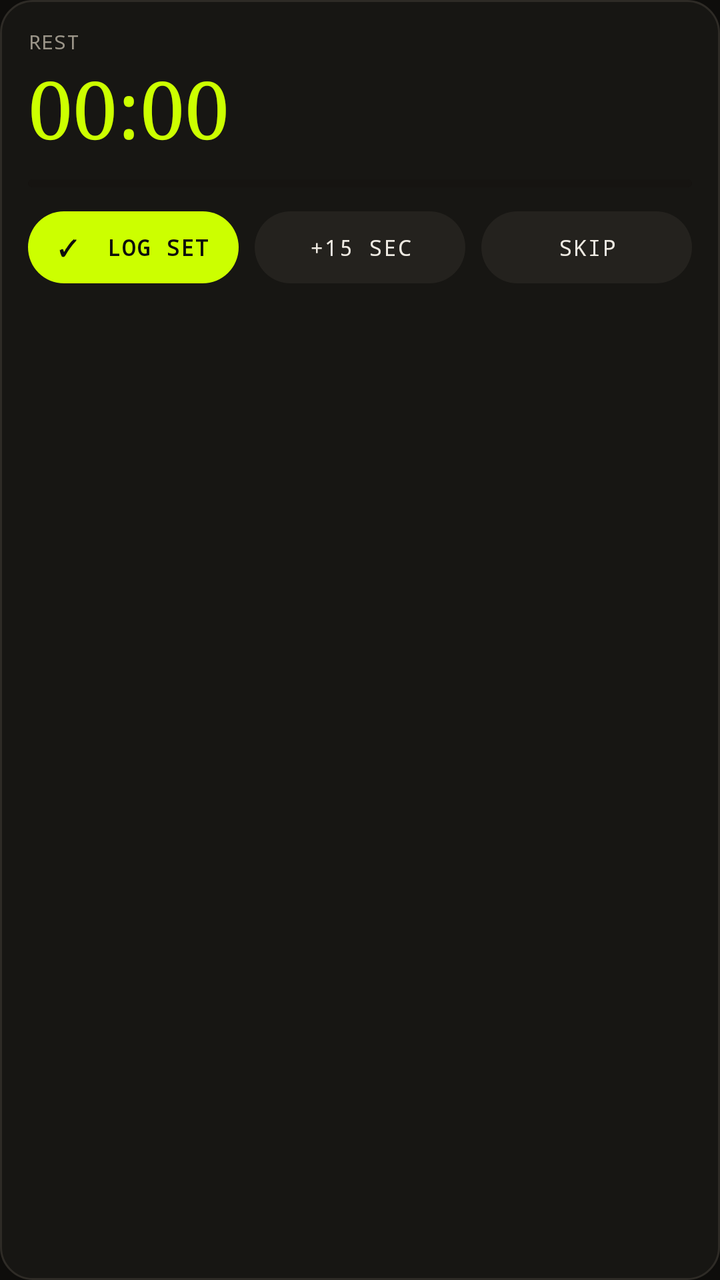
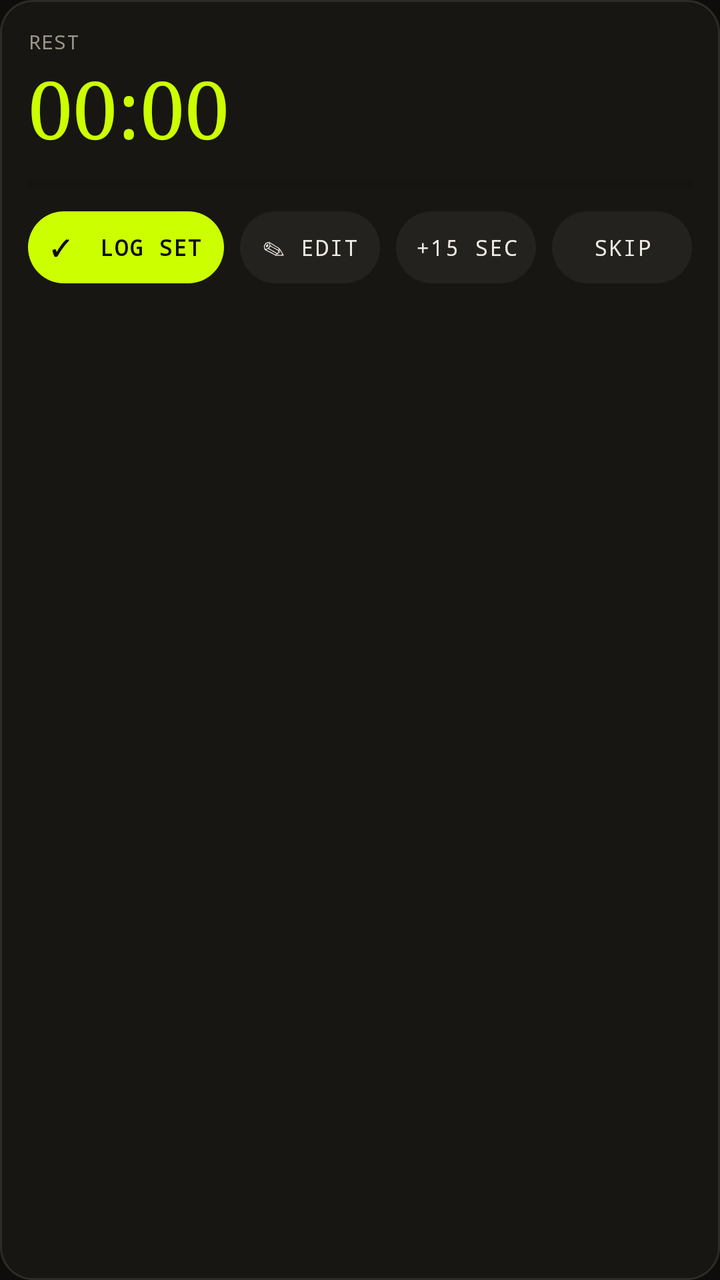

An Android layout rendered at two revisions. The XML below is the earlier revision; the diff shows what the commit changed to produce the second picture.
<!-- AndroidManifest.xml: application theme Theme.Forge -->
<!-- res/layout/notif_rest.xml -->
<?xml version="1.0" encoding="utf-8"?>
<LinearLayout xmlns:android="http://schemas.android.com/apk/res/android"
    android:id="@+id/root" android:layout_width="match_parent" android:layout_height="wrap_content"
    android:orientation="vertical" android:background="@drawable/notif_bg" android:padding="14dp">

    <TextView android:id="@+id/kicker" android:layout_width="wrap_content" android:layout_height="wrap_content"
        android:fontFamily="monospace" android:textSize="10sp" android:letterSpacing="0.04" android:textColor="@color/forge_muted" android:text="REST" />

    <LinearLayout android:layout_width="match_parent" android:layout_height="wrap_content" android:orientation="horizontal"
        android:gravity="center_vertical">
        
        <Chronometer android:id="@+id/timer" android:layout_width="wrap_content" android:layout_height="wrap_content"
            android:fontFamily="serif" android:textSize="40sp" android:textColor="@color/forge_lime" android:maxLines="1" />
        <LinearLayout android:layout_width="0dp" android:layout_weight="1" android:layout_height="wrap_content" android:orientation="vertical"
            android:layout_marginStart="12dp" android:gravity="end">
            <TextView android:id="@+id/next_label" android:layout_width="wrap_content" android:layout_height="wrap_content"
                android:fontFamily="monospace" android:textSize="9sp" android:letterSpacing="0.04" android:textColor="@color/forge_muted"
                android:maxLines="1" android:ellipsize="end" />
            <TextView android:id="@+id/next_values" android:layout_width="wrap_content" android:layout_height="wrap_content"
                android:fontFamily="monospace" android:textSize="13sp" android:textColor="@color/forge_text" android:maxLines="1" android:ellipsize="end" />
            <TextView android:id="@+id/next_name" android:layout_width="wrap_content" android:layout_height="wrap_content"
                android:textSize="11sp" android:textColor="@color/forge_muted" android:maxLines="1" android:ellipsize="end" />
        </LinearLayout>
    </LinearLayout>

    <ProgressBar android:id="@+id/progress" style="@android:style/Widget.ProgressBar.Horizontal"
        android:layout_width="match_parent" android:layout_height="4dp" android:layout_marginTop="10dp"
        android:max="1000" android:progressDrawable="@drawable/notif_progress" />

    <LinearLayout android:layout_width="match_parent" android:layout_height="wrap_content" android:orientation="horizontal"
        android:layout_marginTop="12dp">
        <TextView android:id="@+id/log" android:layout_width="0dp" android:layout_weight="1" android:layout_height="36dp"
            android:background="@drawable/notif_pill_lime" android:gravity="center" android:fontFamily="monospace" android:textSize="11sp"
            android:letterSpacing="0.06" android:textColor="@color/forge_bg" android:textStyle="bold" android:text="✓  LOG SET" android:maxLines="1" />
        <TextView android:id="@+id/plus15" android:layout_width="0dp" android:layout_weight="1" android:layout_height="36dp"
            android:layout_marginStart="8dp" android:background="@drawable/notif_pill" android:gravity="center" android:fontFamily="monospace"
            android:textSize="11sp" android:letterSpacing="0.06" android:textColor="@color/forge_text" android:text="+15 SEC" android:maxLines="1" />
        <TextView android:id="@+id/skip" android:layout_width="0dp" android:layout_weight="1" android:layout_height="36dp"
            android:layout_marginStart="8dp" android:background="@drawable/notif_pill" android:gravity="center" android:fontFamily="monospace"
            android:textSize="11sp" android:letterSpacing="0.06" android:textColor="@color/forge_text" android:text="SKIP" android:maxLines="1" />
    </LinearLayout>
</LinearLayout>
<!-- resources referenced by this layout -->
<resources>
  <color name="forge_bg">#0E0D0B</color>
  <color name="forge_lime">#CCFF00</color>
  <color name="forge_muted">#9A9488</color>
  <color name="forge_text">#EEEAE2</color>
  <!-- drawable notif_bg (drawable) -->
  <?xml version="1.0" encoding="utf-8"?>
  <shape xmlns:android="http://schemas.android.com/apk/res/android" android:shape="rectangle">
      <solid android:color="@color/forge_surface" />
      <stroke android:width="1dp" android:color="@color/forge_border" />
      <corners android:radius="16dp" />
  </shape>
  <!-- drawable notif_pill (drawable) -->
  <?xml version="1.0" encoding="utf-8"?>
  <shape xmlns:android="http://schemas.android.com/apk/res/android" android:shape="rectangle">
      <solid android:color="@color/forge_surface2" />
      <corners android:radius="100dp" />
  </shape>
  <!-- drawable notif_pill_lime (drawable) -->
  <?xml version="1.0" encoding="utf-8"?>
  <shape xmlns:android="http://schemas.android.com/apk/res/android" android:shape="rectangle">
      <solid android:color="@color/forge_lime" />
      <corners android:radius="100dp" />
  </shape>
  <!-- drawable notif_progress (drawable) -->
  <?xml version="1.0" encoding="utf-8"?>
  <layer-list xmlns:android="http://schemas.android.com/apk/res/android">
      <item android:id="@android:id/background">
          <shape><solid android:color="@color/forge_ink_faint" /><corners android:radius="2dp" /></shape>
      </item>
      <item android:id="@android:id/progress">
          <clip><shape><solid android:color="@color/forge_bg" /><corners android:radius="2dp" /></shape></clip>
      </item>
  </layer-list>
  <style name="Theme.Forge" parent="android:Theme.Material.NoActionBar">
          <item name="android:windowBackground">@color/forge_bg</item>
          <item name="android:statusBarColor">@android:color/transparent</item>
          <item name="android:navigationBarColor">@color/forge_bg</item>
      </style>
  <color name="forge_surface">#171613</color>
  <color name="forge_border">#2E2B26</color>
  <color name="forge_surface2">#24221E</color>
  <color name="forge_ink_faint">#260E0D0B</color>
</resources>

<!-- the commit's change to res/layout/notif_rest.xml (unified diff, before → after) -->
@@ -29,9 +29,12 @@
 
     <LinearLayout android:layout_width="match_parent" android:layout_height="wrap_content" android:orientation="horizontal"
         android:layout_marginTop="12dp">
-        <TextView android:id="@+id/log" android:layout_width="0dp" android:layout_weight="1" android:layout_height="36dp"
+        <TextView android:id="@+id/log" android:layout_width="0dp" android:layout_weight="1.4" android:layout_height="36dp"
             android:background="@drawable/notif_pill_lime" android:gravity="center" android:fontFamily="monospace" android:textSize="11sp"
             android:letterSpacing="0.06" android:textColor="@color/forge_bg" android:textStyle="bold" android:text="✓  LOG SET" android:maxLines="1" />
+        <TextView android:id="@+id/edit" android:layout_width="0dp" android:layout_weight="1" android:layout_height="36dp"
+            android:layout_marginStart="8dp" android:background="@drawable/notif_pill" android:gravity="center" android:fontFamily="monospace"
+            android:textSize="11sp" android:letterSpacing="0.06" android:textColor="@color/forge_text" android:text="✎ EDIT" android:maxLines="1" />
         <TextView android:id="@+id/plus15" android:layout_width="0dp" android:layout_weight="1" android:layout_height="36dp"
             android:layout_marginStart="8dp" android:background="@drawable/notif_pill" android:gravity="center" android:fontFamily="monospace"
             android:textSize="11sp" android:letterSpacing="0.06" android:textColor="@color/forge_text" android:text="+15 SEC" android:maxLines="1" />
